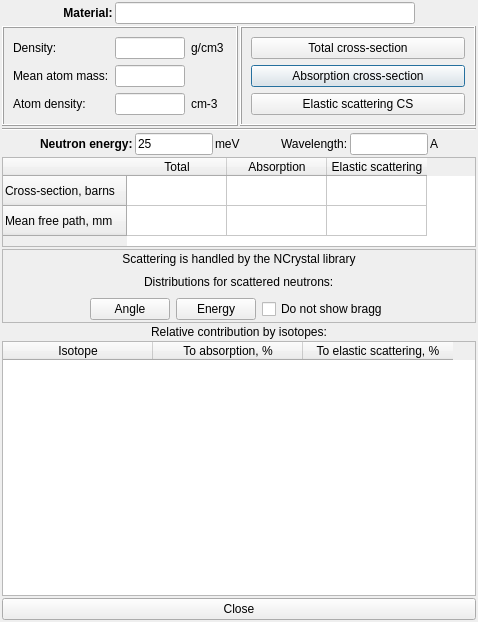
Before: the Qt Designer form src/gui/aneutroninfodialog.ui in andrmor/ANTS2, drawn with Qt 5.
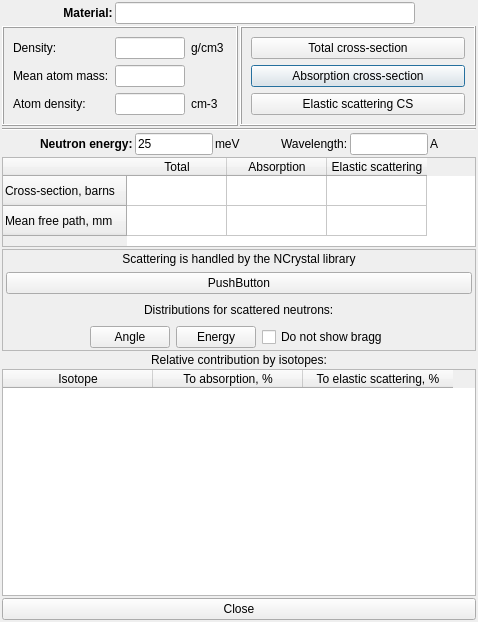
After: the same form once the commit is applied.

Commit message: removed auto-Angle on-enter click behavior in neutron info dialog

Diff of the .ui file:
```diff
--- a/src/gui/aneutroninfodialog.ui
+++ b/src/gui/aneutroninfodialog.ui
@@ -435,6 +435,13 @@
         </property>
        </widget>
       </item>
+      <item>
+       <widget class="QPushButton" name="pbDummy">
+        <property name="text">
+         <string>PushButton</string>
+        </property>
+       </widget>
+      </item>
       <item>
        <layout class="QHBoxLayout" name="horizontalLayout_4">
         <item>
```
Left out of the diff: 16 changed lines with no effect on the pictures. The commit also changes 2 other files.
